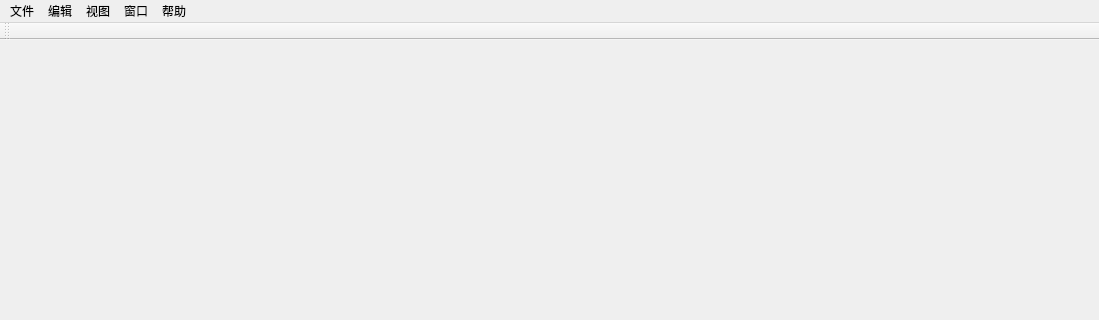
This is cfmainwindow.ui in AlfredYang1986/ColorFont as Qt 5 draws it before an edit; both pictures show x 0 to 1099 and y 0 to 320 of the 1099 by 573 pixel window. The edited form follows.
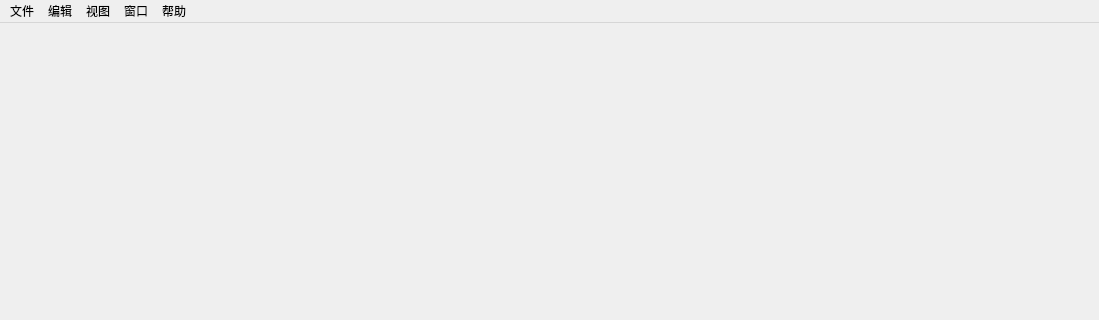
This is the edited form.

```diff
--- a/cfmainwindow.ui
+++ b/cfmainwindow.ui
@@ -90,14 +90,6 @@
    <addaction name="menuWindow"/>
    <addaction name="menuHelp"/>
   </widget>
-  <widget class="QToolBar" name="mainToolBar">
-   <attribute name="toolBarArea">
-    <enum>TopToolBarArea</enum>
-   </attribute>
-   <attribute name="toolBarBreak">
-    <bool>true</bool>
-   </attribute>
-  </widget>
   <widget class="QStatusBar" name="statusBar"/>
   <action name="actionOpenFont">
    <property name="text">
```
